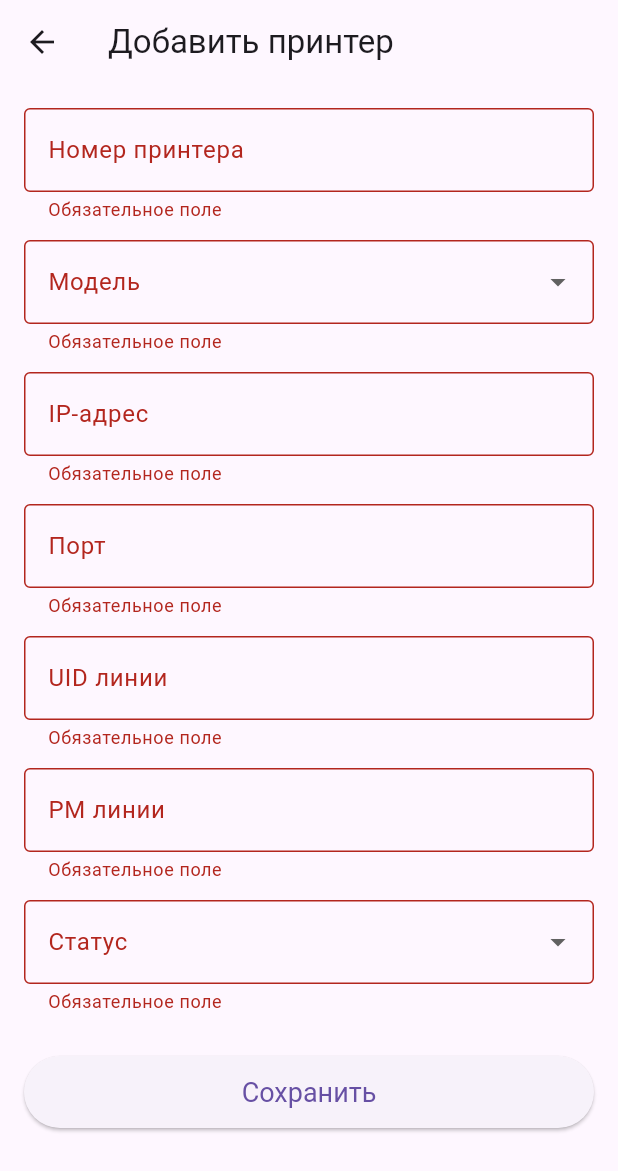
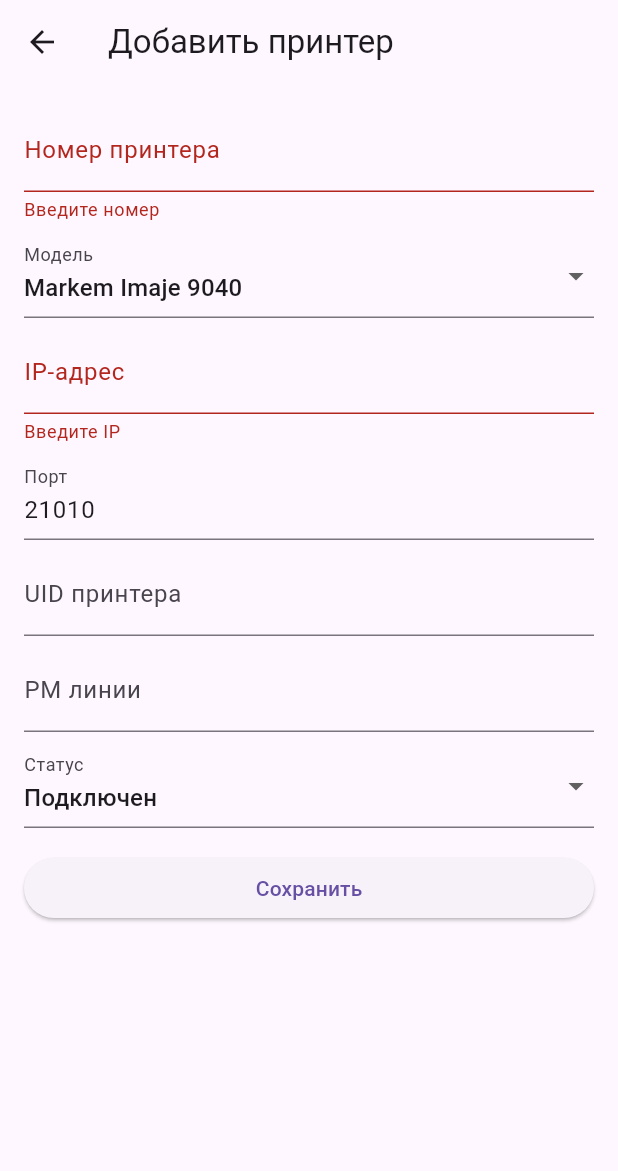
Before and after one commit to freezzorg/ManagingIndustrialPrinters, a Flutter app: the ManualEntryScreen screen opened by its route, after a tap on "Сохранить", on a phone screen of 412 x 824 dp. Shown: the top 1171 px of the screen. Run offline on Flutter 3.47's test engine with Material 3 defaults, Android fonts, the phone set to English and light mode, and no system bars; our stand-ins replace shared_preferences; missing offline and left inert: mobile_scanner; accounts and stored records are empty.

Commit message:
fix Работает добавление принтера из экрана списка принтеров

```diff
--- a/lib/models/printer.dart
+++ b/lib/models/printer.dart
@@ -90,6 +90,7 @@ extension PrinterModelExtension on PrinterModel {
 }
 
 class Printer {
+  final int id;
   final int number;
   final int modelCode;
   final String ip;
@@ -99,6 +100,7 @@ class Printer {
   final int statusCode;
 
   Printer({
+    required this.id,
     required this.number,
     required this.modelCode,
     required this.ip,
@@ -110,6 +112,7 @@ class Printer {
 
   factory Printer.fromJson(Map<String, dynamic> json) {
     return Printer(
+      id: json['id'] ?? 0,
       number: json['number'],
       modelCode: json['model'],
       ip: json['ip'],
@@ -122,6 +125,7 @@ class Printer {
 
   Map<String, dynamic> toJson() {
     return {
+      'id': id,
       'number': number,
       'model': modelCode,
       'ip': ip,
--- a/lib/screens/manual_entry_screen.dart
+++ b/lib/screens/manual_entry_screen.dart
@@ -1,8 +1,7 @@
 import 'package:flutter/material.dart';
-import 'package:flutter/services.dart';
+import 'package:mip/models/printer.dart';
+import 'package:mip/services/api_service.dart';
 import 'package:provider/provider.dart';
-import 'package:mip/services/api_service.dart';
-import 'package:mip/models/printer.dart';
 
 class ManualEntryScreen extends StatefulWidget {
   const ManualEntryScreen({super.key});
@@ -12,117 +11,155 @@ class ManualEntryScreen extends StatefulWidget {
 }
 
 class _ManualEntryScreenState extends State<ManualEntryScreen> {
+  final numberController = TextEditingController();
+  final ipController = TextEditingController();
+  final portController = TextEditingController(text: '21010');
+  final uidController = TextEditingController();
+  final rmController = TextEditingController();
+
+  PrinterModel _selectedModel = PrinterModel.markemImaje9040;
+  PrinterStatus _selectedStatus = PrinterStatus.connected;
+
   final _formKey = GlobalKey<FormState>();
 
-  final _numberController = TextEditingController();
-  final _ipController = TextEditingController();
-  final _portController = TextEditingController();
-  final _uidController = TextEditingController();
-  final _rmController = TextEditingController();
-
-  PrinterModel? _selectedModel;
-  PrinterStatus? _selectedStatus;
-
-  bool _isSubmitting = false;
-
-  final _ipRegex = RegExp(
-    r'^(?:[0-9]{1,3}\.){3}[0-9]{1,3}$',
-  );
-
-  @override
-  void dispose() {
-    _numberController.dispose();
-    _ipController.dispose();
-    _portController.dispose();
-    _uidController.dispose();
-    _rmController.dispose();
-    super.dispose();
+  bool _isValidIp(String ip) {
+    final regex = RegExp(
+      r'^((25[0-5]|2[0-4]\d|1\d{2}|[1-9]?\d)\.){3}(25[0-5]|2[0-4]\d|1\d{2}|[1-9]?\d)$',
+    );
+    return regex.hasMatch(ip);
   }
 
   @override
   Widget build(BuildContext context) {
-    final buttonStyle = ElevatedButton.styleFrom(
-      minimumSize: const Size.fromHeight(48),
-      textStyle: const TextStyle(fontSize: 18),
-    );
+    final apiService = Provider.of<ApiService>(context, listen: false);
 
     return Scaffold(
       appBar: AppBar(
         title: const Text('Добавить принтер'),
       ),
       body: Padding(
-        padding: const EdgeInsets.all(16),
+        padding: const EdgeInsets.all(16.0),
         child: Form(
           key: _formKey,
           child: ListView(
             children: [
-              _buildTextField(
-                controller: _numberController,
-                label: 'Номер принтера',
+              TextFormField(
+                controller: numberController,
+                decoration: const InputDecoration(labelText: 'Номер принтера'),
                 keyboardType: TextInputType.number,
+                validator: (value) {
+                  if (value == null || value.isEmpty) {
+                    return 'Введите номер';
+                  }
+                  final number = int.tryParse(value);
+                  if (number == null) {
+                    return 'Неверный номер';
+                  }
+                  return null;
+                },
               ),
-              _buildDropdown<PrinterModel>(
-                label: 'Модель',
+              const SizedBox(height: 8),
+              DropdownButtonFormField<PrinterModel>(
                 value: _selectedModel,
+                decoration: const InputDecoration(labelText: 'Модель'),
                 items: PrinterModel.values
-                    .where((m) => m != PrinterModel.unknown)
+                    .where((model) => model != PrinterModel.unknown)
+                    .map((model) => DropdownMenuItem(
+                          value: model,
+                          child: Text(model.name),
+                        ))
                     .toList(),
-                onChanged: (value) => setState(() => _selectedModel = value),
-                getLabel: (model) => model.name,
+                onChanged: (value) {
+                  if (value != null) {
+                    setState(() => _selectedModel = value);
+                  }
+                },
               ),
-              Padding(
-                padding: const EdgeInsets.only(bottom: 12),
-                child: TextFormField(
-                  controller: _ipController,
-                  keyboardType:
-                      const TextInputType.numberWithOptions(decimal: true),
-                  inputFormatters: [
-                    FilteringTextInputFormatter.allow(RegExp(r'[0-9.]')),
-                  ],
-                  decoration: const InputDecoration(
-                    border: OutlineInputBorder(),
-                    labelText: 'IP-адрес',
-                  ),
-                  validator: (value) {
-                    if (value == null || value.trim().isEmpty) {
-                      return 'Обязательное поле';
-                    }
-                    if (!_ipRegex.hasMatch(value.trim())) {
-                      return 'Некорректный IP-адрес';
-                    }
-                    return null;
-                  },
-                ),
+              const SizedBox(height: 8),
+              TextFormField(
+                controller: ipController,
+                decoration: const InputDecoration(labelText: 'IP-адрес'),
+                keyboardType: TextInputType.number,
+                validator: (value) {
+                  if (value == null || value.isEmpty) {
+                    return 'Введите IP';
+                  }
+                  if (!_isValidIp(value)) {
+                    return 'Неверный формат IP';
+                  }
+                  return null;
+                },
               ),
-              _buildTextField(
-                controller: _portController,
-                label: 'Порт',
+              const SizedBox(height: 8),
+              TextFormField(
+                controller: portController,
+                decoration: const InputDecoration(labelText: 'Порт'),
                 keyboardType: TextInputType.number,
+                validator: (value) {
+                  if (value == null || value.isEmpty) {
+                    return 'Введите порт';
+                  }
+                  return null;
+                },
               ),
-              _buildTextField(
-                controller: _uidController,
-                label: 'UID линии',
-                keyboardType: TextInputType.text,
+              const SizedBox(height: 8),
+              TextFormField(
+                controller: uidController,
+                decoration: const InputDecoration(labelText: 'UID принтера'),
               ),
-              _buildTextField(
-                controller: _rmController,
-                label: 'PM линии',
-                keyboardType: TextInputType.text,
+              const SizedBox(height: 8),
+              TextFormField(
+                controller: rmController,
+                decoration: const InputDecoration(labelText: 'PM линии'),
               ),
-              _buildDropdown<PrinterStatus>(
-                label: 'Статус',
+              const SizedBox(height: 8),
+              DropdownButtonFormField<PrinterStatus>(
                 value: _selectedStatus,
-                items: PrinterStatus.values,
-                onChanged: (value) => setState(() => _selectedStatus = value),
-                getLabel: (status) => status.name,
+                decoration: const InputDecoration(labelText: 'Статус'),
+                items: PrinterStatus.values
+                    .map((status) => DropdownMenuItem(
+                          value: status,
+                          child: Text(status.name),
+                        ))
+                    .toList(),
+                onChanged: (value) {
+                  if (value != null) {
+                    setState(() => _selectedStatus = value);
+                  }
+                },
               ),
               const SizedBox(height: 16),
               ElevatedButton(
-                onPressed: _isSubmitting ? null : _submit,
-                style: buttonStyle,
-                child: _isSubmitting
-                    ? const CircularProgressIndicator(color: Colors.white)
-                    : const Text('Сохранить'),
+                onPressed: () async {
+                  if (_formKey.currentState!.validate()) {
+                    final newNumber = int.parse(numberController.text);
+                    final uid = uidController.text.trim().isEmpty
+                        ? '00000000-0000-0000-0000-000000000000'
+                        : uidController.text.trim();
+
+                    try {
+                      await apiService.addPrinter(
+                        number: newNumber,
+                        model: _selectedModel.code,
+                        ip: ipController.text.trim(),
+                        port: portController.text.trim(),
+                        uid: uid,
+                        rm: rmController.text.trim(),
+                        status: _selectedStatus.code,
+                      );
+                      if (context.mounted) {
+                        Navigator.pop(context, true);
+                      }
+                    } catch (e) {
+                      if (context.mounted) {
+                        ScaffoldMessenger.of(context).showSnackBar(
+                          SnackBar(content: Text('Ошибка: ${e.toString()}')),
+                        );
+                      }
+                    }
+                  }
+                },
+                child: const Text('Сохранить'),
               ),
             ],
           ),
@@ -131,86 +168,13 @@ class _ManualEntryScreenState extends State<ManualEntryScreen> {
     );
   }
 
-  Widget _buildTextField({
-    required TextEditingController controller,
-    required String label,
-    required TextInputType keyboardType,
-  }) {
-    return Padding(
-      padding: const EdgeInsets.only(bottom: 12),
-      child: TextFormField(
-        controller: controller,
-        keyboardType: keyboardType,
-        decoration: InputDecoration(
-          border: const OutlineInputBorder(),
-          labelText: label,
-        ),
-        validator: (value) => (value == null || value.trim().isEmpty)
-            ? 'Обязательное поле'
-            : null,
-      ),
-    );
-  }
-
-  Widget _buildDropdown<T>({
-    required String label,
-    required T? value,
-    required List<T> items,
-    required String Function(T) getLabel,
-    required ValueChanged<T?> onChanged,
-  }) {
-    return Padding(
-      padding: const EdgeInsets.only(bottom: 12),
-      child: DropdownButtonFormField<T>(
-        value: value,
-        items: items
-            .map((item) => DropdownMenuItem<T>(
-                  value: item,
-                  child: Text(getLabel(item)),
-                ))
-            .toList(),
-        onChanged: onChanged,
-        decoration: InputDecoration(
-          border: const OutlineInputBorder(),
-          labelText: label,
-        ),
-        validator: (value) => value == null ? 'Обязательное поле' : null,
-      ),
-    );
-  }
-
-  Future<void> _submit() async {
-    if (!_formKey.currentState!.validate()) return;
-
-    setState(() => _isSubmitting = true);
-
-    final api = Provider.of<ApiService>(context, listen: false);
-
-    try {
-      await api.updatePrinter(
-        number: int.parse(_numberController.text.trim()),
-        model: _selectedModel!.code,
-        ip: _ipController.text.trim(),
-        port: _portController.text.trim(),
-        uid: _uidController.text.trim(),
-        rm: _rmController.text.trim(),
-        status: _selectedStatus!.code,
-      );
-
-      if (!mounted) return;
-      ScaffoldMessenger.of(context).showSnackBar(
-        const SnackBar(content: Text('Принтер обновлён')),
-      );
-      Navigator.pop(context, true);
-    } catch (e) {
-      if (!mounted) return;
-      ScaffoldMessenger.of(context).showSnackBar(
-        SnackBar(content: Text('Ошибка: $e')),
-      );
-    } finally {
-      if (mounted) {
-        setState(() => _isSubmitting = false);
-      }
-    }
+  @override
+  void dispose() {
+    numberController.dispose();
+    ipController.dispose();
+    portController.dispose();
+    uidController.dispose();
+    rmController.dispose();
+    super.dispose();
   }
 }
```
Also changed, not shown: lib/screens/scanner_screen.dart (+4 -4 lines), lib/services/api_service.dart (+53 -7 lines).
